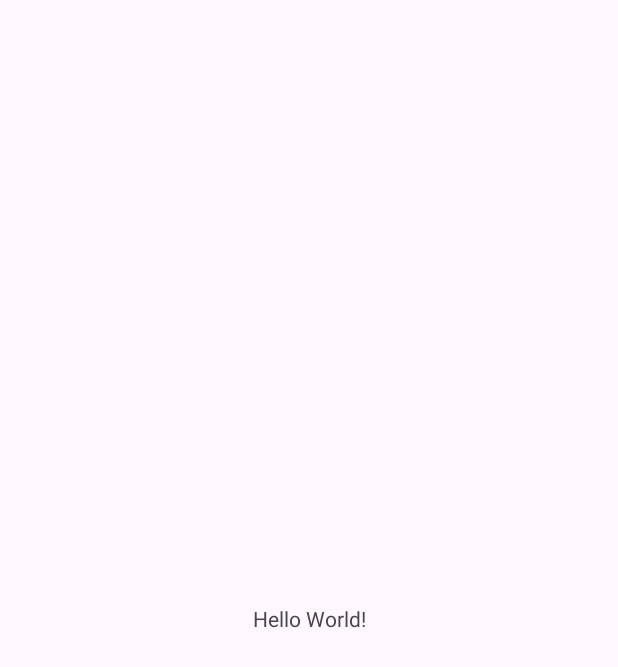
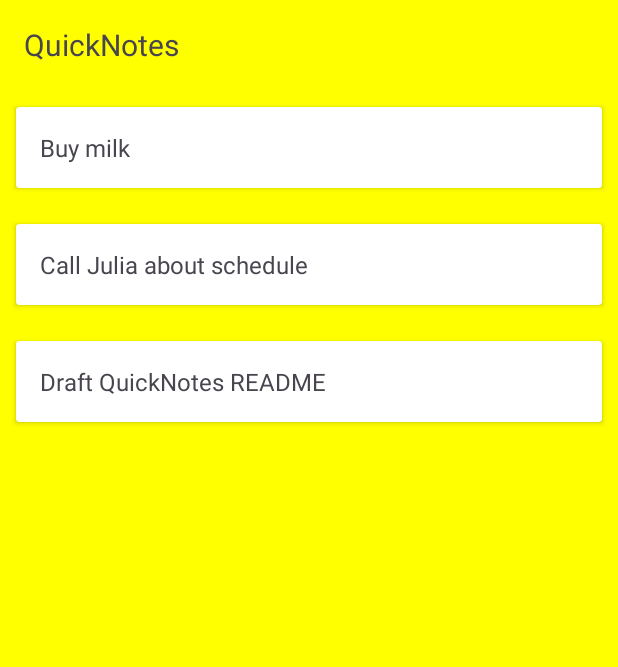
Before and after one commit to laylarodas/quicknotes-android, an Android app: the screen it shows after launch (MainActivity), on a phone screen of 412 x 824 dp. Before the commit the part shown is almost empty. Shown: the top 667 px of the screen. Run offline under Robolectric (Android 15) with nearby library versions, the phone set to English and light mode, and no system bars.

Commit message:
feat: initial version of QuickNotes UI

```diff
--- a/app/src/main/AndroidManifest.xml
+++ b/app/src/main/AndroidManifest.xml
@@ -15,10 +15,10 @@
             android:name=".MainActivity"
             android:exported="true">
             <intent-filter>
-                <action android:name="android.intent.action.MAIN" />
+            <action android:name="android.intent.action.MAIN" />
+            <category android:name="android.intent.category.LAUNCHER" />
+        </intent-filter>
 
-                <category android:name="android.intent.category.LAUNCHER" />
-            </intent-filter>
         </activity>
     </application>
 
--- a/app/src/main/java/com/laylarodas/quicknotes/MainActivity.java
+++ b/app/src/main/java/com/laylarodas/quicknotes/MainActivity.java
@@ -3,31 +3,45 @@ package com.laylarodas.quicknotes;
 import android.os.Bundle;
 import android.util.Log;
 import android.widget.Toast;
-import android.view.Gravity;
+
 
 import androidx.activity.EdgeToEdge;
 import androidx.appcompat.app.AppCompatActivity;
-import androidx.core.graphics.Insets;
-import androidx.core.view.ViewCompat;
-import androidx.core.view.WindowInsetsCompat;
+import androidx.recyclerview.widget.RecyclerView;
+import androidx.recyclerview.widget.LinearLayoutManager;
 
+import java.util.Arrays;
 import java.util.List;
 
 import com.laylarodas.quicknotes.model.Note;
 import com.laylarodas.quicknotes.data.NotesStorage;
+import com.laylarodas.quicknotes.ui.NoteAdapter;
+public class MainActivity extends AppCompatActivity {
 
-public class MainActivity extends AppCompatActivity {
+    private NoteAdapter adapter;
+
 
     @Override
     protected void onCreate(Bundle savedInstanceState) {
         super.onCreate(savedInstanceState);
         EdgeToEdge.enable(this);
         setContentView(R.layout.activity_main);
-        ViewCompat.setOnApplyWindowInsetsListener(findViewById(R.id.main), (v, insets) -> {
-            Insets systemBars = insets.getInsets(WindowInsetsCompat.Type.systemBars());
-            v.setPadding(systemBars.left, systemBars.top, systemBars.right, systemBars.bottom);
-            return insets;
-        });
+
+        setContentView(R.layout.activity_main);
+
+        RecyclerView rvNotes = findViewById(R.id.rvNotes);
+        rvNotes.setLayoutManager(new LinearLayoutManager(this));
+
+        adapter = new NoteAdapter();
+        rvNotes.setAdapter(adapter);
+
+        List<String> demoNotes = Arrays.asList(
+                "Buy milk",
+                "Call Julia about schedule",
+                "Draft QuickNotes README"
+        );
+        adapter.submitList(demoNotes);
+
 
         // ===== Quick test: load -> add -> save -> reload =====
         List<Note> notes = NotesStorage.load(this);// this --> Context de la Activity. Return empty si no hay nada guardado
@@ -39,5 +53,7 @@ public class MainActivity extends AppCompatActivity {
         List<Note> reloaded = NotesStorage.load(this); //volver a cargar, verifica guardado
         Log.d("QuickNotes", "Notes count after save: " + reloaded.size());
         Toast.makeText(this, "Notes: " + reloaded.size(), Toast.LENGTH_SHORT).show();
+
     }
+
 }
--- /dev/null
+++ b/app/src/main/java/com/laylarodas/quicknotes/ui/NoteAdapter.java
@@ -0,0 +1,76 @@
+package com.laylarodas.quicknotes.ui;
+
+import android.view.LayoutInflater;
+import android.view.View;
+import android.view.ViewGroup;
+import android.widget.TextView;
+
+import androidx.annotation.NonNull;
+import androidx.recyclerview.widget.RecyclerView;
+
+import java.util.ArrayList;
+import java.util.List;
+
+import com.laylarodas.quicknotes.R;
+/**
+ * Adapter básico para mostrar una lista de notas (texto simple).
+ * Más adelante cambiaré List<String> por el modelo real (Note).
+ */
+public class NoteAdapter extends RecyclerView.Adapter<NoteAdapter.NoteViewHolder> {
+
+    private final List<String> notes = new ArrayList<>();
+
+    // --- ViewHolder: representa una fila de la lista ---
+    static class NoteViewHolder extends RecyclerView.ViewHolder {
+        final TextView tvNoteText;
+
+        public NoteViewHolder(@NonNull View itemView) {
+            super(itemView);
+            tvNoteText = itemView.findViewById(R.id.tvNoteText);
+        }
+    }
+
+
+    @NonNull
+    @Override
+    public NoteViewHolder onCreateViewHolder(@NonNull ViewGroup parent, int viewType) {
+        // obtener un "inflador" a partir del contexto del padre
+        LayoutInflater inflater = LayoutInflater.from(parent.getContext());
+        // inflar el XML del item y obtener la View resultante
+        View itemView = inflater.inflate(R.layout.item_note, parent, /* attachToRoot = */ false);
+        // crear el ViewHolder pasándole la View del item
+        return new NoteViewHolder(itemView);
+    }
+
+    @Override
+    public void onBindViewHolder(@NonNull NoteViewHolder holder, int position) {
+        // obtener el texto correspondiente a esta posición
+        String text = notes.get(position);
+
+        // vincular ese texto con el TextView del ViewHolder
+        holder.tvNoteText.setText(text);
+
+    }
+
+    @Override
+    public int getItemCount() {
+        return notes.size();
+    }
+
+    /** Reemplaza toda la lista de notas y redibuja el RecyclerView. */
+    public void submitList(@androidx.annotation.Nullable List<String> newNotes) {
+        notes.clear();                 // vacía la lista actual
+        if (newNotes != null) {        // evita NullPointerException
+            notes.addAll(newNotes);    // copia los datos nuevos
+        }
+        notifyDataSetChanged();        // avisa al RecyclerView que redibuje todo
+    }
+
+    /** Inserta una nota al inicio y anima la inserción. */
+    public void addNote(@NonNull String text) {
+        notes.add(0, text);      //  agrega en posición 0 (arriba)
+        notifyItemInserted(0);   //  notifica solo ese cambio → animación
+    }
+
+
+}
--- a/app/src/main/res/layout/activity_main.xml
+++ b/app/src/main/res/layout/activity_main.xml
@@ -1,19 +1,29 @@
 <?xml version="1.0" encoding="utf-8"?>
-<androidx.constraintlayout.widget.ConstraintLayout xmlns:android="http://schemas.android.com/apk/res/android"
+<androidx.constraintlayout.widget.ConstraintLayout
+    xmlns:android="http://schemas.android.com/apk/res/android"
     xmlns:app="http://schemas.android.com/apk/res-auto"
-    xmlns:tools="http://schemas.android.com/tools"
     android:id="@+id/main"
     android:layout_width="match_parent"
     android:layout_height="match_parent"
-    tools:context=".MainActivity">
+    android:background="#FFFF00">  <!-- 💛 AMARILLO PARA PROBAR -->
 
     <TextView
-        android:layout_width="wrap_content"
+        android:id="@+id/tvTitle"
+        android:layout_width="0dp"
         android:layout_height="wrap_content"
-        android:text="Hello World!"
+        android:text="QuickNotes"
+        android:textSize="20sp"
+        android:padding="16dp"
+        app:layout_constraintTop_toTopOf="parent"
+        app:layout_constraintStart_toStartOf="parent"
+        app:layout_constraintEnd_toEndOf="parent"/>
+
+    <androidx.recyclerview.widget.RecyclerView
+        android:id="@+id/rvNotes"
+        android:layout_width="0dp"
+        android:layout_height="0dp"
+        app:layout_constraintTop_toBottomOf="@id/tvTitle"
         app:layout_constraintBottom_toBottomOf="parent"
-        app:layout_constraintEnd_toEndOf="parent"
         app:layout_constraintStart_toStartOf="parent"
-        app:layout_constraintTop_toTopOf="parent" />
-
+        app:layout_constraintEnd_toEndOf="parent"/>
 </androidx.constraintlayout.widget.ConstraintLayout>
--- /dev/null
+++ b/app/src/main/res/layout/item_note.xml
@@ -0,0 +1,22 @@
+<?xml version="1.0" encoding="utf-8"?>
+<androidx.cardview.widget.CardView
+    xmlns:android="http://schemas.android.com/apk/res/android"
+    xmlns:app="http://schemas.android.com/apk/res-auto"
+    android:layout_width="match_parent"
+    android:layout_height="wrap_content"
+    android:layout_margin="8dp"
+    android:clickable="true"
+    android:focusable="true"
+    android:foreground="?attr/selectableItemBackground"
+    app:cardUseCompatPadding="true"
+    app:cardElevation="2dp">
+
+    <TextView
+        android:id="@+id/tvNoteText"
+        android:layout_width="match_parent"
+        android:layout_height="wrap_content"
+        android:minHeight="48dp"
+        android:padding="16dp"
+        android:text="@string/sample_note"
+        android:textSize="16sp" />
+</androidx.cardview.widget.CardView>
--- a/app/src/main/res/values/strings.xml
+++ b/app/src/main/res/values/strings.xml
@@ -1,3 +1,4 @@
 <resources>
     <string name="app_name">QuickNotes</string>
+    <string name="sample_note">Sample note…</string>
 </resources>
```
